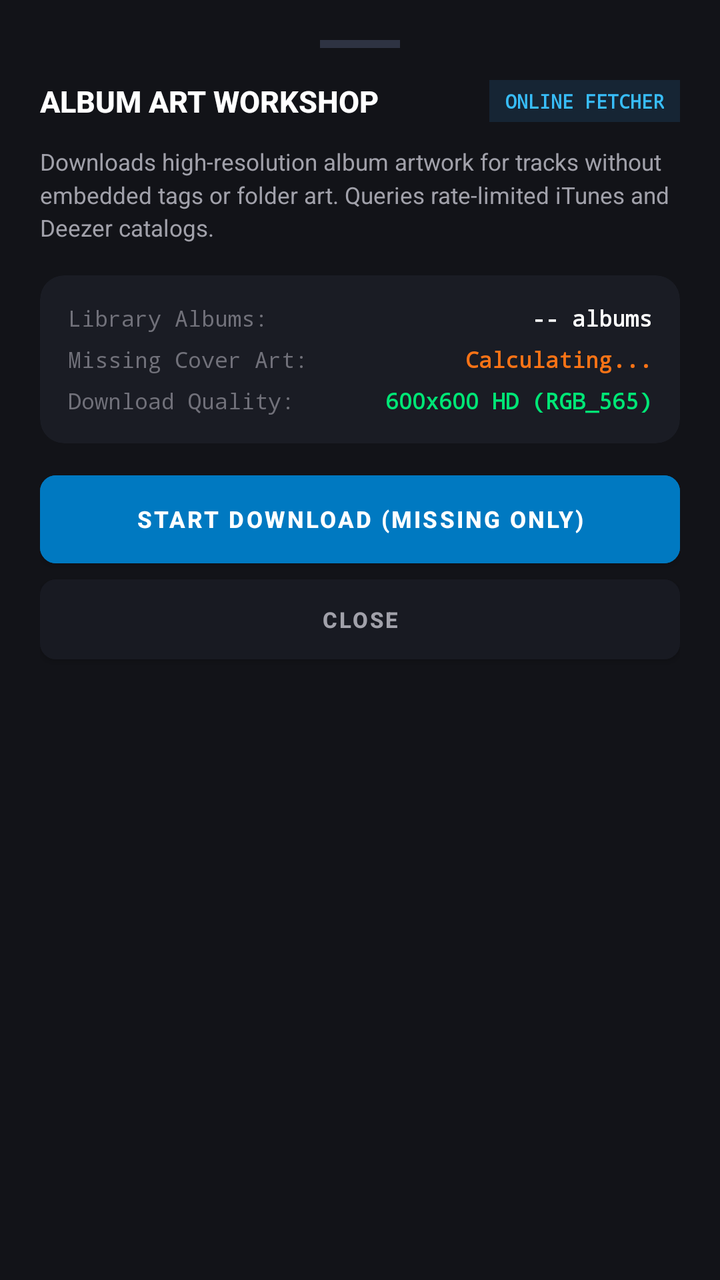
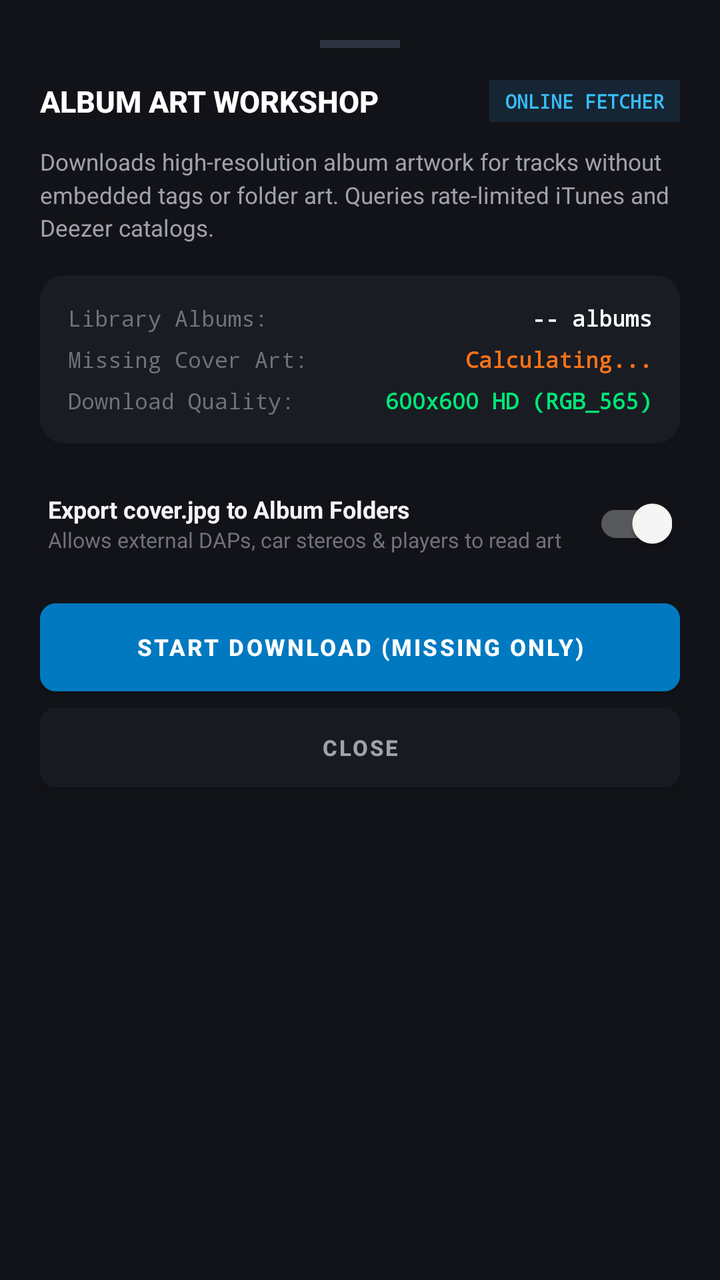

Screens rendered from an Android XML layout before and after an edit, with the pre-edit source and the edit as a unified diff.
<!-- AndroidManifest.xml: application theme Theme.Spindle -->
<!-- res/layout/dialog_cover_art_fetcher.xml -->
<?xml version="1.0" encoding="utf-8"?>
<LinearLayout xmlns:android="http://schemas.android.com/apk/res/android"
    xmlns:app="http://schemas.android.com/apk/res-auto"
    android:layout_width="match_parent"
    android:layout_height="wrap_content"
    android:orientation="vertical"
    android:background="#121318"
    android:padding="20dp">

    
    <View
        android:layout_width="40dp"
        android:layout_height="4dp"
        android:layout_gravity="center_horizontal"
        android:background="#2E3342"
        android:layout_marginBottom="16dp" />

    <LinearLayout
        android:layout_width="match_parent"
        android:layout_height="wrap_content"
        android:orientation="horizontal"
        android:gravity="center_vertical"
        android:layout_marginBottom="12dp">

        <TextView
            android:layout_width="0dp"
            android:layout_height="wrap_content"
            android:layout_weight="1"
            android:text="ALBUM ART WORKSHOP"
            android:textColor="@color/white"
            android:textSize="15sp"
            android:textStyle="bold"
            android:fontFamily="sans-serif-medium" />

        <TextView
            android:id="@+id/tvFetcherBadge"
            android:layout_width="wrap_content"
            android:layout_height="wrap_content"
            android:text="ONLINE FETCHER"
            android:textColor="#38BDF8"
            android:background="#162534"
            android:textSize="9.5sp"
            android:fontFamily="monospace"
            android:textStyle="bold"
            android:paddingHorizontal="8dp"
            android:paddingVertical="4dp" />
    </LinearLayout>

    <TextView
        android:layout_width="match_parent"
        android:layout_height="wrap_content"
        android:text="Downloads high-resolution album artwork for tracks without embedded tags or folder art. Queries rate-limited iTunes and Deezer catalogs."
        android:textColor="#A1A1AA"
        android:textSize="11.5sp"
        android:lineSpacingMultiplier="1.2"
        android:layout_marginBottom="16dp" />

    
    <androidx.cardview.widget.CardView
        android:layout_width="match_parent"
        android:layout_height="wrap_content"
        app:cardCornerRadius="12dp"
        app:cardBackgroundColor="#1A1C24"
        app:cardElevation="0dp"
        android:layout_marginBottom="16dp">

        <LinearLayout
            android:layout_width="match_parent"
            android:layout_height="wrap_content"
            android:orientation="vertical"
            android:padding="14dp">

            <LinearLayout
                android:layout_width="match_parent"
                android:layout_height="wrap_content"
                android:orientation="horizontal">

                <TextView
                    android:layout_width="0dp"
                    android:layout_height="wrap_content"
                    android:layout_weight="1"
                    android:text="Library Albums:"
                    android:textColor="#71717A"
                    android:textSize="11sp"
                    android:fontFamily="monospace" />

                <TextView
                    android:id="@+id/tvTotalAlbumsCount"
                    android:layout_width="wrap_content"
                    android:layout_height="wrap_content"
                    android:text="-- albums"
                    android:textColor="@color/white"
                    android:textSize="11sp"
                    android:fontFamily="monospace"
                    android:textStyle="bold" />
            </LinearLayout>

            <LinearLayout
                android:layout_width="match_parent"
                android:layout_height="wrap_content"
                android:orientation="horizontal"
                android:layout_marginTop="6dp">

                <TextView
                    android:layout_width="0dp"
                    android:layout_height="wrap_content"
                    android:layout_weight="1"
                    android:text="Missing Cover Art:"
                    android:textColor="#71717A"
                    android:textSize="11sp"
                    android:fontFamily="monospace" />

                <TextView
                    android:id="@+id/tvMissingCoversCount"
                    android:layout_width="wrap_content"
                    android:layout_height="wrap_content"
                    android:text="Calculating..."
                    android:textColor="#F97316"
                    android:textSize="11sp"
                    android:fontFamily="monospace"
                    android:textStyle="bold" />
            </LinearLayout>

            <LinearLayout
                android:layout_width="match_parent"
                android:layout_height="wrap_content"
                android:orientation="horizontal"
                android:layout_marginTop="6dp">

                <TextView
                    android:layout_width="0dp"
                    android:layout_height="wrap_content"
                    android:layout_weight="1"
                    android:text="Download Quality:"
                    android:textColor="#71717A"
                    android:textSize="11sp"
                    android:fontFamily="monospace" />

                <TextView
                    android:layout_width="wrap_content"
                    android:layout_height="wrap_content"
                    android:text="600x600 HD (RGB_565)"
                    android:textColor="#00E676"
                    android:textSize="11sp"
                    android:fontFamily="monospace"
                    android:textStyle="bold" />
            </LinearLayout>
        </LinearLayout>
    </androidx.cardview.widget.CardView>

    
    <LinearLayout
        android:id="@+id/layoutProgressSection"
        android:layout_width="match_parent"
        android:layout_height="wrap_content"
        android:orientation="vertical"
        android:visibility="gone"
        android:layout_marginBottom="16dp">

        <ProgressBar
            android:id="@+id/progressBarFetch"
            style="?android:attr/progressBarStyleHorizontal"
            android:layout_width="match_parent"
            android:layout_height="6dp"
            android:progressTint="#38BDF8"
            android:indeterminateTint="#38BDF8"
            android:indeterminate="false"
            android:progress="0"
            android:max="100" />

        <TextView
            android:id="@+id/tvCurrentFetchStatus"
            android:layout_width="match_parent"
            android:layout_height="wrap_content"
            android:text="Preparing download pipeline..."
            android:textColor="#38BDF8"
            android:textSize="11sp"
            android:fontFamily="monospace"
            android:maxLines="2"
            android:ellipsize="end"
            android:layout_marginTop="8dp" />
    </LinearLayout>

    
    <Button
        android:id="@+id/btnStartFetch"
        android:layout_width="match_parent"
        android:layout_height="44dp"
        android:text="START DOWNLOAD (MISSING ONLY)"
        android:textColor="@color/white"
        android:textSize="11.5sp"
        android:textStyle="bold"
        android:backgroundTint="#0079C1"
        android:insetTop="0dp"
        android:insetBottom="0dp"
        app:cornerRadius="8dp" />

    <Button
        android:id="@+id/btnCancelOrDismiss"
        android:layout_width="match_parent"
        android:layout_height="40dp"
        android:text="CLOSE"
        android:textColor="#A1A1AA"
        android:textSize="11sp"
        android:textStyle="bold"
        android:backgroundTint="#181A22"
        android:insetTop="0dp"
        android:insetBottom="0dp"
        app:cornerRadius="8dp"
        android:layout_marginTop="8dp" />

</LinearLayout>
<!-- resources referenced by this layout -->
<resources>
  <color name="white">#FFFFFFFF</color>
  <style name="Theme.Spindle" parent="Theme.MaterialComponents.DayNight.NoActionBar">
          <item name="colorPrimary">@color/metal81_red</item>
          <item name="colorPrimaryVariant">@color/metal81_red_dark</item>
          <item name="colorOnPrimary">@color/white</item>
          <item name="colorSecondary">@color/metal81_silver_dial</item>
          <item name="colorSecondaryVariant">@color/metal81_bezel_black</item>
          <item name="colorOnSecondary">@color/black</item>
          <item name="android:statusBarColor">@color/surface_dark</item>
          <item name="android:navigationBarColor">@color/surface_dark</item>
          <item name="android:windowBackground">@color/surface_dark</item>
      </style>
  <color name="metal81_red">#F97316</color>
  <color name="metal81_red_dark">#EA580C</color>
  <color name="metal81_silver_dial">#FAFAF9</color>
  <color name="metal81_bezel_black">#2A2E45</color>
  <color name="black">#FF000000</color>
  <color name="surface_dark">#2A2E45</color>
</resources>

<!-- the commit's change to res/layout/dialog_cover_art_fetcher.xml (unified diff, before → after) -->
@@ -147,6 +147,45 @@
             </LinearLayout>
         </LinearLayout>
     </androidx.cardview.widget.CardView>
+
+    
+    <LinearLayout
+        android:layout_width="match_parent"
+        android:layout_height="wrap_content"
+        android:orientation="horizontal"
+        android:gravity="center_vertical"
+        android:layout_marginBottom="16dp"
+        android:paddingStart="4dp"
+        android:paddingEnd="4dp">
+
+        <LinearLayout
+            android:layout_width="0dp"
+            android:layout_height="wrap_content"
+            android:layout_weight="1"
+            android:orientation="vertical">
+
+            <TextView
+                android:layout_width="wrap_content"
+                android:layout_height="wrap_content"
+                android:text="Export cover.jpg to Album Folders"
+                android:textColor="#F4F4F5"
+                android:textSize="12sp"
+                android:textStyle="bold" />
+
+            <TextView
+                android:layout_width="wrap_content"
+                android:layout_height="wrap_content"
+                android:text="Allows external DAPs, car stereos &amp; players to read art"
+                android:textColor="#71717A"
+                android:textSize="10.5sp" />
+        </LinearLayout>
+
+        <androidx.appcompat.widget.SwitchCompat
+            android:id="@+id/swSaveToFolder"
+            android:layout_width="wrap_content"
+            android:layout_height="wrap_content"
+            android:checked="true" />
+    </LinearLayout>
 
     
     <LinearLayout
